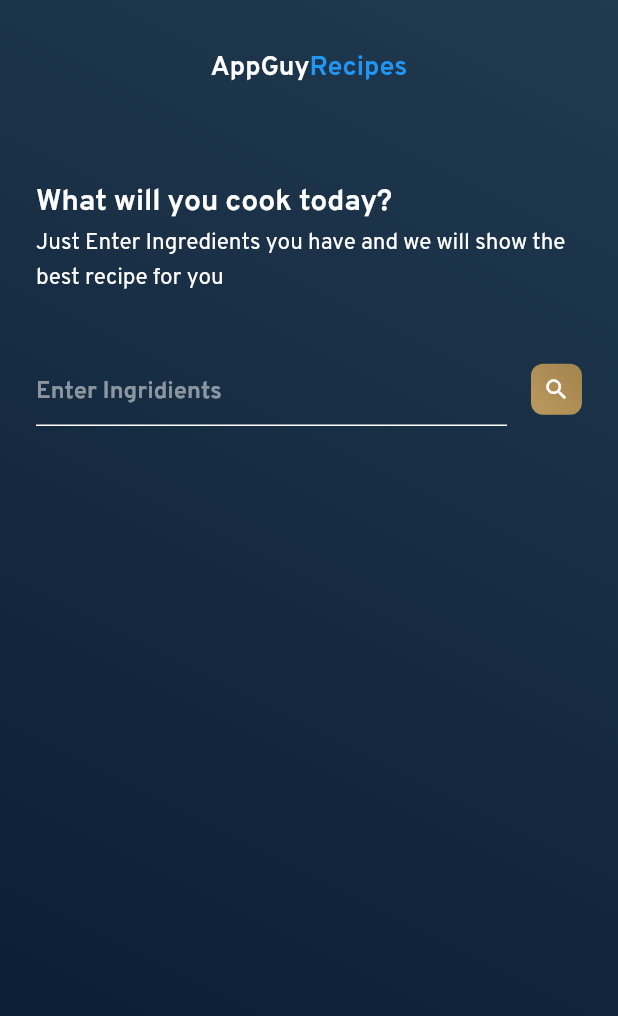
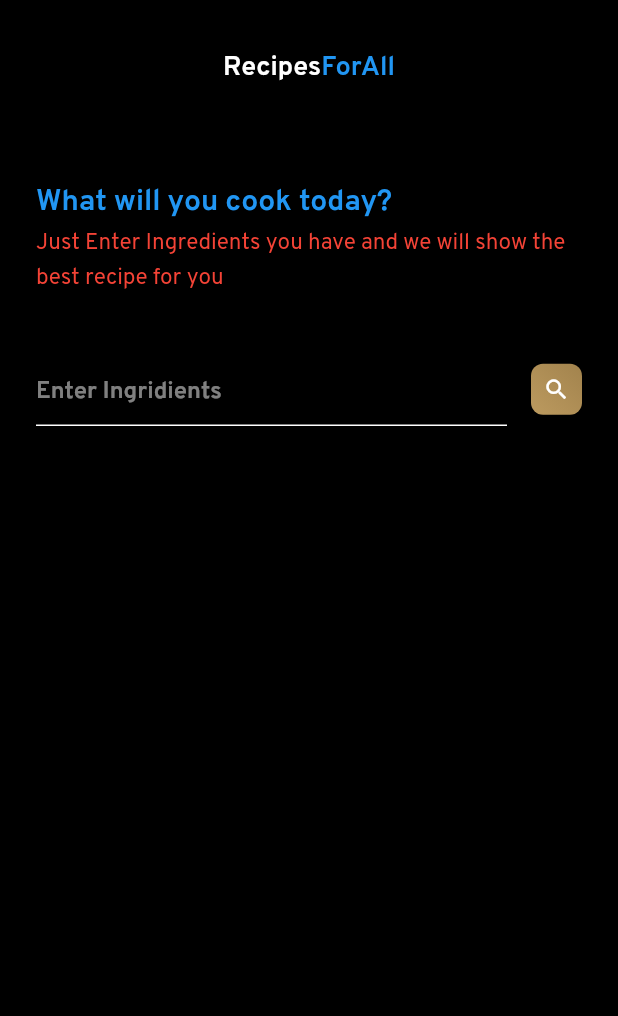
Before and after one commit to PrakharNagpal/RecipesForAll, a Flutter app: the screen it shows after launch, on a phone screen of 412 x 824 dp. Shown: the top 1016 px of the screen. Run offline on Flutter 3.47's test engine with Material 2 defaults, Android fonts, the phone set to English and light mode, and no system bars; our stand-ins replace webview_flutter.

Commit message:
Version 1

```diff
--- a/lib/Views/home.dart
+++ b/lib/Views/home.dart
@@ -33,11 +33,12 @@ class _HomeState extends State<Home> {
           Container(
             height: MediaQuery.of(context).size.height,
             width: MediaQuery.of(context).size.width,
-            decoration: BoxDecoration(
-                gradient: LinearGradient(
-                    colors: [const Color(0xff213A50), const Color(0xff071930)],
-                    begin: FractionalOffset.topRight,
-                    end: FractionalOffset.bottomLeft)),
+            decoration: BoxDecoration(color: Color(0xFF000000)
+                // gradient: LinearGradient(
+                //     colors: [const Color(0xFF000000), const Color(0xB3FFFFFF)],
+                //     begin: FractionalOffset.topRight,
+                //     end: FractionalOffset.bottomLeft)
+                ),
           ),
           SingleChildScrollView(
             child: Container(
@@ -57,14 +58,14 @@ class _HomeState extends State<Home> {
                         : MainAxisAlignment.center,
                     children: <Widget>[
                       Text(
-                        "AppGuy",
+                        "Recipes",
                         style: TextStyle(
                             fontSize: 18,
                             color: Colors.white,
                             fontFamily: 'Overpass'),
                       ),
                       Text(
-                        "Recipes",
+                        "ForAll",
                         style: TextStyle(
                             fontSize: 18,
                             color: Colors.blue,
@@ -79,7 +80,7 @@ class _HomeState extends State<Home> {
                     "What will you cook today?",
                     style: TextStyle(
                         fontSize: 20,
-                        color: Colors.white,
+                        color: Colors.blue,
                         fontWeight: FontWeight.w400,
                         fontFamily: 'Overpass'),
                   ),
@@ -87,7 +88,7 @@ class _HomeState extends State<Home> {
                     "Just Enter Ingredients you have and we will show the best recipe for you",
                     style: TextStyle(
                         fontSize: 15,
-                        color: Colors.white,
+                        color: Colors.red,
                         fontWeight: FontWeight.w300,
                         fontFamily: 'OverpassRegular'),
                   ),
@@ -102,7 +103,7 @@ class _HomeState extends State<Home> {
                             controller: textEditingController,
                             style: TextStyle(
                                 fontSize: 16,
-                                color: Colors.white,
+                                color: Colors.yellow,
                                 fontFamily: 'Overpass'),
                             decoration: InputDecoration(
                               hintText: "Enter Ingridients",
@@ -181,7 +182,7 @@ class _HomeState extends State<Home> {
                   Container(
                     child: GridView(
                         gridDelegate: SliverGridDelegateWithMaxCrossAxisExtent(
-                            mainAxisSpacing: 10.0, maxCrossAxisExtent: 200.0),
+                            mainAxisSpacing: 50.0, maxCrossAxisExtent: 200.0),
                         shrinkWrap: true,
                         scrollDirection: Axis.vertical,
                         physics: ClampingScrollPhysics(),
--- a/lib/Views/recipe_view.dart
+++ b/lib/Views/recipe_view.dart
@@ -50,14 +50,14 @@ class _RecipeViewState extends State<RecipeView> {
                   kIsWeb ? MainAxisAlignment.start : MainAxisAlignment.center,
               children: <Widget>[
                 Text(
-                  "AppGuy",
+                  "Recipes",
                   style: TextStyle(
                       fontSize: 18,
                       color: Colors.white,
                       fontFamily: 'Overpass'),
                 ),
                 Text(
-                  "Recipes",
+                  "ForAll",
                   style: TextStyle(
                       fontSize: 18, color: Colors.blue, fontFamily: 'Overpass'),
                 )
--- a/lib/main.dart
+++ b/lib/main.dart
@@ -10,7 +10,7 @@ class MyApp extends StatelessWidget {
   @override
   Widget build(BuildContext context) {
     return MaterialApp(
-      title: 'Flutter Recipe',
+      title: 'Recipes For All',
       debugShowCheckedModeBanner: false,
       home: Home(),
     );
```
